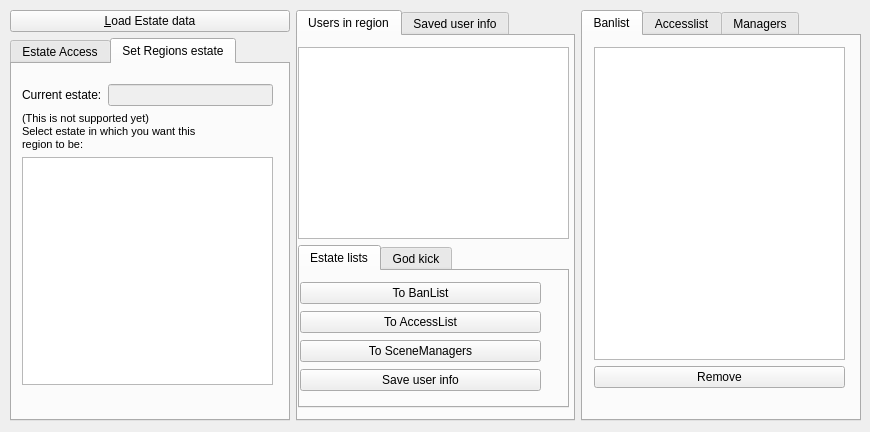
First picture: the form in bin/pymodules/estatemanagement/estatemanagement.ui, repository realXtend/tundra, before the edit.
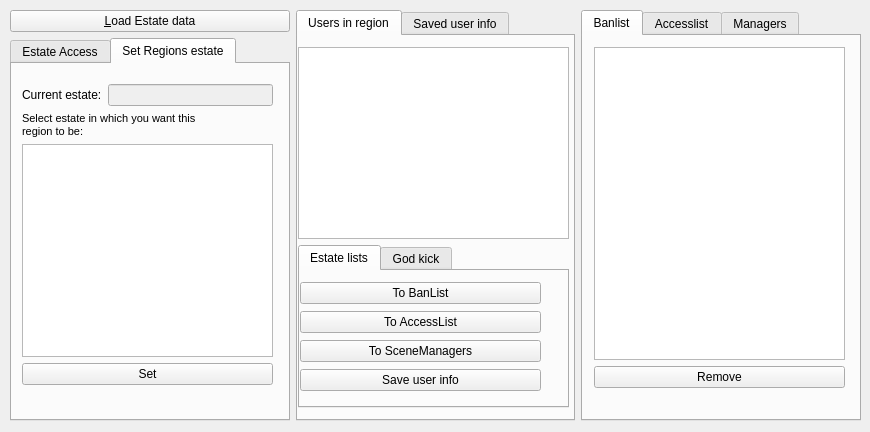
Second picture: the form after the edit. The open tabs and pages were chosen to show the change.

Commit message: changed getting worldstream when loading estates, sim estates info fetching

The edit to the form file:
```diff
--- a/bin/pymodules/estatemanagement/estatemanagement.ui
+++ b/bin/pymodules/estatemanagement/estatemanagement.ui
@@ -259,14 +259,20 @@
 &lt;html&gt;&lt;head&gt;&lt;meta name=&quot;qrichtext&quot; content=&quot;1&quot; /&gt;&lt;style type=&quot;text/css&quot;&gt;
 p, li { white-space: pre-wrap; }
 &lt;/style&gt;&lt;/head&gt;&lt;body style=&quot; font-family:'MS Shell Dlg 2'; font-size:8.25pt; font-weight:400; font-style:normal;&quot;&gt;
-&lt;p style=&quot; margin-top:0px; margin-bottom:0px; margin-left:0px; margin-right:0px; -qt-block-indent:0; text-indent:0px;&quot;&gt;&lt;span style=&quot; font-size:8pt;&quot;&gt;(This is not supported yet) &lt;/span&gt;&lt;/p&gt;
 &lt;p style=&quot; margin-top:0px; margin-bottom:0px; margin-left:0px; margin-right:0px; -qt-block-indent:0; text-indent:0px;&quot;&gt;&lt;span style=&quot; font-size:8pt;&quot;&gt;Select estate in which you want this &lt;/span&gt;&lt;/p&gt;
 &lt;p style=&quot; margin-top:0px; margin-bottom:0px; margin-left:0px; margin-right:0px; -qt-block-indent:0; text-indent:0px;&quot;&gt;&lt;span style=&quot; font-size:8pt;&quot;&gt;region to be:&lt;/span&gt;&lt;/p&gt;&lt;/body&gt;&lt;/html&gt;</string>
              </property>
             </widget>
            </item>
            <item>
-            <widget class="QListWidget" name="listWidget"/>
+            <widget class="QListWidget" name="listWidgetEstates"/>
+           </item>
+           <item>
+            <widget class="QPushButton" name="pushButtonSetEstate">
+             <property name="text">
+              <string>Set</string>
+             </property>
+            </widget>
            </item>
           </layout>
          </widget>
```
The commit also changes 3 other files.
